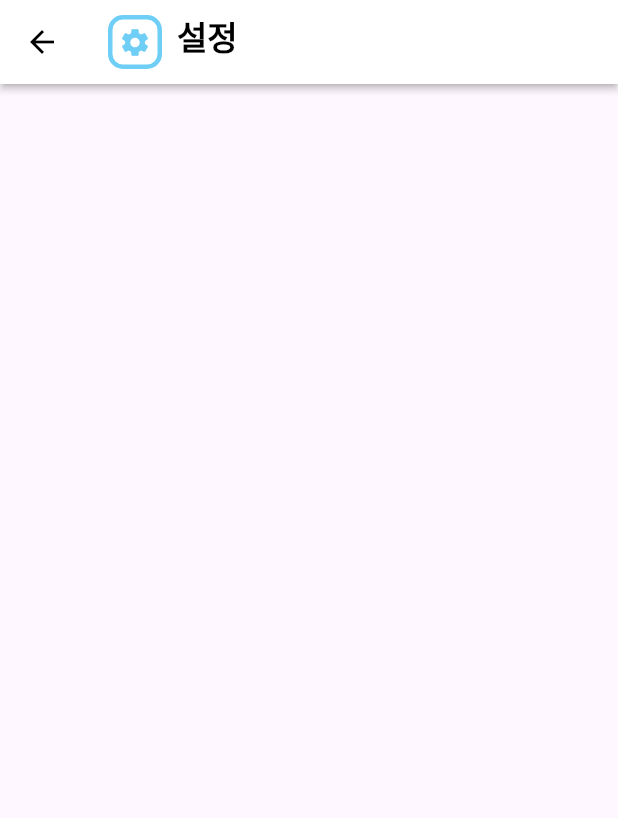
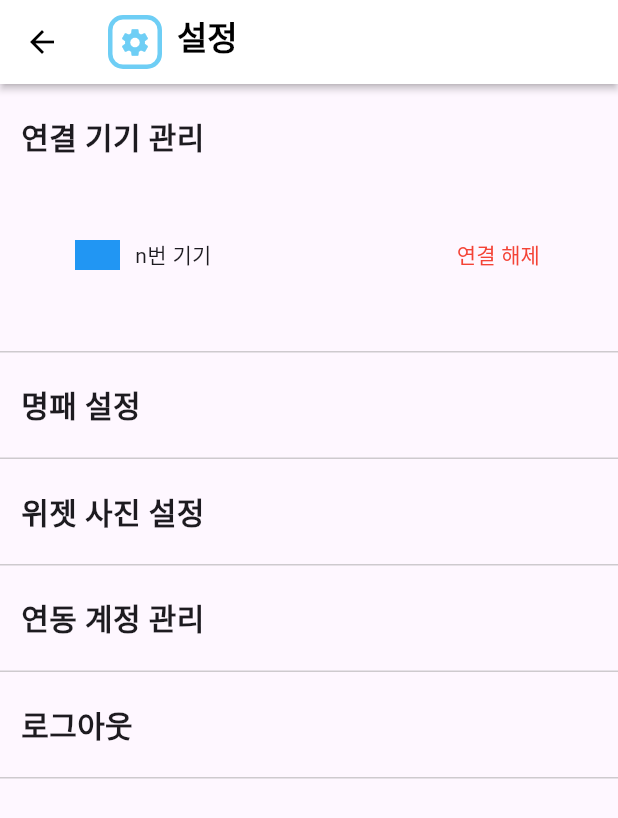
Before and after one commit to latter-electronic/MOASS, a Flutter app: the screen it shows after launch, item 3 of the bottom bar chosen, after a tap on the "settings" icon, on a phone screen of 412 x 824 dp. Shown: the top 818 px of the screen. Run offline on Flutter 3.47's test engine with Material 3 defaults, Android fonts, the phone set to English and light mode, and no system bars.

Commit message:
Feat: Settings 스크린 구현, 연결 기기 관리 버튼 모달 구현

```diff
--- a/Frontend/moass/lib/screens/main_home_screen.dart
+++ b/Frontend/moass/lib/screens/main_home_screen.dart
@@ -279,13 +279,15 @@ class _MainHomeScreenState extends State<MainHomeScreen> {
             const ToDoList(),
             const CategoryText(text: '오늘 내 예약'),
             const SizedBox(
-              height: 200,
               child: Center(
-                child: Column(
-                  children: [
-                    ScheduleBox(title: '플립보드 1', time: '10:00 - 11:00'),
-                    ScheduleBox(title: '팀 미팅', time: '11:00 - 12:00'),
-                  ],
+                child: Padding(
+                  padding: EdgeInsets.only(bottom: 20),
+                  child: Column(
+                    children: [
+                      ScheduleBox(title: '플립보드 1', time: '10:00 - 11:00'),
+                      ScheduleBox(title: '팀 미팅', time: '11:00 - 12:00'),
+                    ],
+                  ),
                 ),
               ),
             )
--- a/Frontend/moass/lib/screens/setting_screen.dart
+++ b/Frontend/moass/lib/screens/setting_screen.dart
@@ -1,4 +1,5 @@
 import 'package:flutter/material.dart';
+import 'package:moass/widgets/category_text.dart';
 import 'package:moass/widgets/top_bar.dart';
 
 class SettingScreen extends StatelessWidget {
@@ -6,10 +7,120 @@ class SettingScreen extends StatelessWidget {
 
   @override
   Widget build(BuildContext context) {
-    return const Scaffold(
-      appBar: TopBar(
+    return Scaffold(
+      appBar: const TopBar(
         title: '설정',
         icon: Icons.settings,
+      ),
+      body: Column(
+        children: [
+          Container(
+              width: double.infinity,
+              decoration: BoxDecoration(
+                  border: Border(
+                      bottom: BorderSide(color: Colors.grey.withOpacity(0.5)))),
+              child: Padding(
+                padding: const EdgeInsets.symmetric(vertical: 10.0),
+                child: Column(
+                  crossAxisAlignment: CrossAxisAlignment.start,
+                  children: [
+                    const CategoryText(text: '연결 기기 관리'),
+                    Padding(
+                      padding: const EdgeInsets.symmetric(
+                          vertical: 30.0, horizontal: 40.0),
+                      child: Row(
+                        mainAxisAlignment: MainAxisAlignment.spaceBetween,
+                        children: [
+                          Row(children: <Widget>[
+                            Container(
+                              margin:
+                                  const EdgeInsets.symmetric(horizontal: 10),
+                              width: 30,
+                              height: 20,
+                              decoration:
+                                  const BoxDecoration(color: Colors.blue),
+                            ),
+                            const Text('n번 기기'),
+                          ]),
+                          TextButton(
+                            onPressed: () => showDialog<String>(
+                              context: context,
+                              builder: (BuildContext context) => AlertDialog(
+                                title: const Text('기기 연결 해제'),
+                                content: SizedBox(
+                                  child: Column(
+                                    mainAxisSize: MainAxisSize.min,
+                                    children: [
+                                      Image.asset(
+                                        'assets/img/crying_mozzi.png',
+                                        height: 200,
+                                      ),
+                                      const Text('정말로 기기와의 연결을 해제하시겠어요?'),
+                                    ],
+                                  ),
+                                ),
+                                actions: <Widget>[
+                                  TextButton(
+                                    onPressed: () =>
+                                        Navigator.pop(context, '취소'),
+                                    child: const Text('취소'),
+                                  ),
+                                  TextButton(
+                                    onPressed: () =>
+                                        Navigator.pop(context, '확인'),
+                                    child: const Text('확인'),
+                                  ),
+                                ],
+                              ),
+                            ),
+                            child: const Text(
+                              '연결 해제',
+                              style: TextStyle(color: Colors.red),
+                            ),
+                          )
+                        ],
+                      ),
+                    )
+                  ],
+                ),
+              )),
+          Container(
+              width: double.infinity,
+              decoration: BoxDecoration(
+                  border: Border(
+                      bottom: BorderSide(color: Colors.grey.withOpacity(0.5)))),
+              child: const Padding(
+                padding: EdgeInsets.symmetric(vertical: 10.0),
+                child: CategoryText(text: '명패 설정'),
+              )),
+          Container(
+              width: double.infinity,
+              decoration: BoxDecoration(
+                  border: Border(
+                      bottom: BorderSide(color: Colors.grey.withOpacity(0.5)))),
+              child: const Padding(
+                padding: EdgeInsets.symmetric(vertical: 10.0),
+                child: CategoryText(text: '위젯 사진 설정'),
+              )),
+          Container(
+              width: double.infinity,
+              decoration: BoxDecoration(
+                  border: Border(
+                      bottom: BorderSide(color: Colors.grey.withOpacity(0.5)))),
+              child: const Padding(
+                padding: EdgeInsets.symmetric(vertical: 10.0),
+                child: CategoryText(text: '연동 계정 관리'),
+              )),
+          Container(
+              width: double.infinity,
+              decoration: BoxDecoration(
+                  border: Border(
+                      bottom: BorderSide(color: Colors.grey.withOpacity(0.5)))),
+              child: const Padding(
+                padding: EdgeInsets.symmetric(vertical: 10.0),
+                child: CategoryText(text: '로그아웃'),
+              )),
+        ],
       ),
     );
   }
--- a/Frontend/moass/pubspec.yaml
+++ b/Frontend/moass/pubspec.yaml
@@ -61,6 +61,7 @@ flutter:
     assets:
         - assets/img/logo_basic.png
         - assets/img/logo_ssafy_white.png
+        - assets/img/crying_mozzi.png
 
     # An image asset can refer to one or more resolution-specific "variants", see
     # https://flutter.dev/assets-and-images/#resolution-aware
```
Also changed, not shown: Frontend/moass/assets/img/crying_mozzi.png (added).
